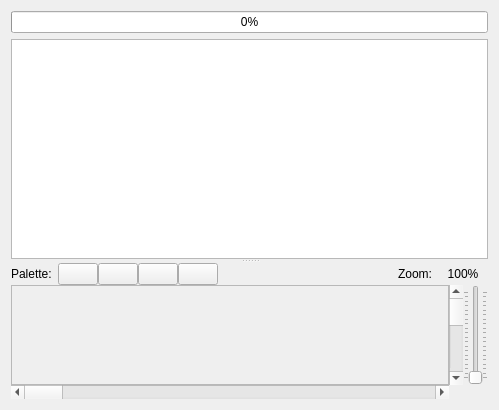
Above: designers/graphics_bank_editor/graphicsbankeditorform.ui from christopherpow/nesicide before the change. Below: the same form after it.
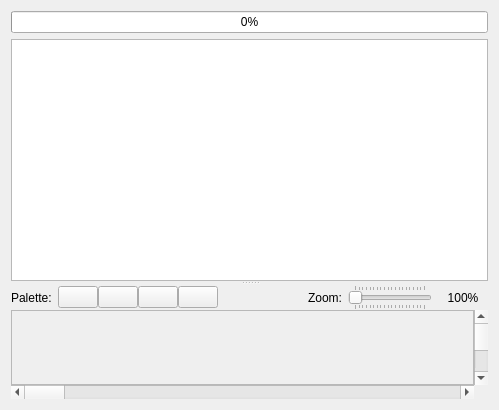
That is the form after the change. Custom widgets are drawn as their Qt base class.

Commit message: Working scale/zoom in Tile Editor.

What changed in the file:
```diff
--- a/designers/graphics_bank_editor/graphicsbankeditorform.ui
+++ b/designers/graphics_bank_editor/graphicsbankeditorform.ui
@@ -60,7 +60,7 @@
        <property name="spacing">
         <number>0</number>
        </property>
-       <item row="1" column="0">
+       <item row="1" column="0" colspan="2">
         <widget class="QFrame" name="frame">
          <property name="sizePolicy">
           <sizepolicy hsizetype="Preferred" vsizetype="Expanding">
@@ -84,51 +84,13 @@
          </layout>
         </widget>
        </item>
-       <item row="2" column="0">
+       <item row="2" column="0" colspan="2">
         <widget class="QScrollBar" name="horizontalScrollBar">
          <property name="orientation">
           <enum>Qt::Horizontal</enum>
          </property>
         </widget>
        </item>
-       <item row="1" column="1">
-        <widget class="QScrollBar" name="verticalScrollBar">
-         <property name="orientation">
-          <enum>Qt::Vertical</enum>
-         </property>
-        </widget>
-       </item>
-       <item row="1" column="2">
-        <widget class="QSlider" name="zoomSlider">
-         <property name="minimum">
-          <number>100</number>
-         </property>
-         <property name="maximum">
-          <number>2000</number>
-         </property>
-         <property name="singleStep">
-          <number>100</number>
-         </property>
-         <property name="pageStep">
-          <number>100</number>
-         </property>
-         <property name="orientation">
-          <enum>Qt::Vertical</enum>
-         </property>
-         <property name="invertedAppearance">
-          <bool>false</bool>
-         </property>
-         <property name="invertedControls">
-          <bool>false</bool>
-         </property>
-         <property name="tickPosition">
-          <enum>QSlider::TicksBothSides</enum>
-         </property>
-         <property name="tickInterval">
-          <number>100</number>
-         </property>
-        </widget>
-       </item>
        <item row="0" column="0" colspan="3">
         <layout class="QHBoxLayout" name="horizontalLayout">
          <property name="spacing">
@@ -247,6 +209,37 @@
            </property>
           </widget>
          </item>
+         <item>
+          <widget class="QSlider" name="zoomSlider">
+           <property name="minimum">
+            <number>100</number>
+           </property>
+           <property name="maximum">
+            <number>2000</number>
+           </property>
+           <property name="singleStep">
+            <number>100</number>
+           </property>
+           <property name="pageStep">
+            <number>100</number>
+           </property>
+           <property name="orientation">
+            <enum>Qt::Horizontal</enum>
+           </property>
+           <property name="invertedAppearance">
+            <bool>false</bool>
+           </property>
+           <property name="invertedControls">
+            <bool>false</bool>
+           </property>
+           <property name="tickPosition">
+            <enum>QSlider::TicksBothSides</enum>
+           </property>
+           <property name="tickInterval">
+            <number>100</number>
+           </property>
+          </widget>
+         </item>
          <item>
           <widget class="QLabel" name="zoomValueLabel">
            <property name="sizePolicy">
@@ -277,6 +270,13 @@
          </item>
         </layout>
        </item>
+       <item row="1" column="2">
+        <widget class="QScrollBar" name="verticalScrollBar">
+         <property name="orientation">
+          <enum>Qt::Vertical</enum>
+         </property>
+        </widget>
+       </item>
       </layout>
      </widget>
     </widget>
```
The commit also changes 8 other files.
